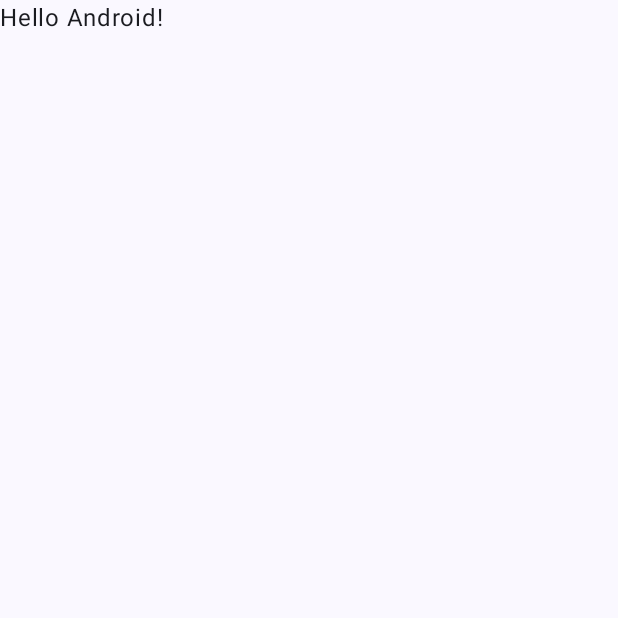
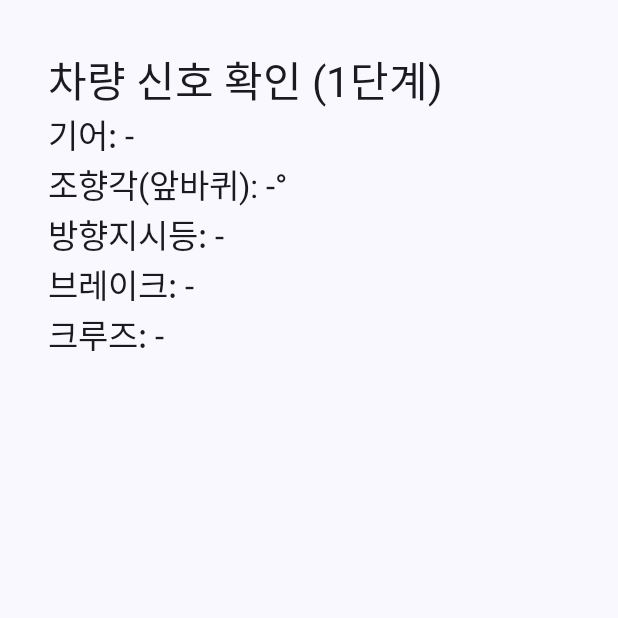
Before and after one commit to Lapcatt/my_first_mile, an Android app built with Jetpack Compose: the screen it shows after launch (MainActivity), on a phone screen of 412 x 824 dp, the top half of it. Before the commit the part shown is almost empty. Run offline under Robolectric (Android 15) with nearby library versions, the phone set to English and light mode, and no system bars; libraries missing offline, so code that uses them is left out: ai.pleos.playground; 6 statements that could not run were skipped.

Commit message:
Receive vehicle signals through VehicleSignalRepository
- model/VehicleState: SDK-independent snapshot (steering, turn signal,
  brake, gear, cruise)
- vehicle/VehicleSignalRepository: the only Vehicle SDK access point,
  five listeners mapped into a StateFlow
- MainActivity: debug screen showing the live state
- Manifest: CAR_DRIVE and CAR_LIGHTS permissions only
- docs: emulator findings (all five signals arrive; callbacks stop in
  background; steering sign; speed exists in console state)
- .claude/settings.json: no commit attribution

```diff
--- a/app/src/main/AndroidManifest.xml
+++ b/app/src/main/AndroidManifest.xml
@@ -1,6 +1,11 @@
 <?xml version="1.0" encoding="utf-8"?>
 <manifest xmlns:android="http://schemas.android.com/apk/res/android"
     xmlns:tools="http://schemas.android.com/tools">
+
+    <!-- 조향각·브레이크·기어·크루즈 읽기 (Vehicle SDK, protection: normal) -->
+    <uses-permission android:name="pleos.car.permission.CAR_DRIVE" />
+    <!-- 방향지시등 읽기 (Vehicle SDK, protection: normal) -->
+    <uses-permission android:name="pleos.car.permission.CAR_LIGHTS" />
 
     <application
         android:allowBackup="true"
--- a/app/src/main/java/io/github/lapcatt/myfirstmile/MainActivity.kt
+++ b/app/src/main/java/io/github/lapcatt/myfirstmile/MainActivity.kt
@@ -3,45 +3,58 @@ package io.github.lapcatt.myfirstmile
 import android.os.Bundle
 import androidx.activity.ComponentActivity
 import androidx.activity.compose.setContent
-import androidx.activity.enableEdgeToEdge
+import androidx.compose.foundation.layout.Column
 import androidx.compose.foundation.layout.fillMaxSize
 import androidx.compose.foundation.layout.padding
+import androidx.compose.material3.MaterialTheme
 import androidx.compose.material3.Scaffold
 import androidx.compose.material3.Text
 import androidx.compose.runtime.Composable
+import androidx.compose.runtime.collectAsState
+import androidx.compose.runtime.getValue
 import androidx.compose.ui.Modifier
-import androidx.compose.ui.tooling.preview.Preview
+import androidx.compose.ui.unit.dp
+import io.github.lapcatt.myfirstmile.model.VehicleState
 import io.github.lapcatt.myfirstmile.ui.theme.DriveCoachTheme
+import io.github.lapcatt.myfirstmile.vehicle.VehicleSignalRepository
 
+/**
+ * 1단계: 차량 신호가 실제로 들어오는지 확인하는 화면.
+ * 값은 Logcat(태그 VehicleSignal)과 화면 둘 다에 보인다.
+ */
 class MainActivity : ComponentActivity() {
+
+    private lateinit var repository: VehicleSignalRepository
+
     override fun onCreate(savedInstanceState: Bundle?) {
         super.onCreate(savedInstanceState)
-        enableEdgeToEdge()
+        repository = VehicleSignalRepository(this)
+        repository.start()
+
         setContent {
             DriveCoachTheme {
+                val state by repository.state.collectAsState()
                 Scaffold(modifier = Modifier.fillMaxSize()) { innerPadding ->
-                    Greeting(
-                        name = "Android",
-                        modifier = Modifier.padding(innerPadding)
-                    )
+                    SignalDebugScreen(state, Modifier.padding(innerPadding))
                 }
             }
         }
     }
+
+    override fun onDestroy() {
+        repository.stop()
+        super.onDestroy()
+    }
 }
 
 @Composable
-fun Greeting(name: String, modifier: Modifier = Modifier) {
-    Text(
-        text = "Hello $name!",
-        modifier = modifier
-    )
-}
-
-@Preview(showBackground = true)
-@Composable
-fun GreetingPreview() {
-    DriveCoachTheme {
-        Greeting("Android")
+private fun SignalDebugScreen(state: VehicleState, modifier: Modifier = Modifier) {
+    Column(modifier = modifier.padding(32.dp)) {
+        Text("차량 신호 확인 (1단계)", style = MaterialTheme.typography.headlineMedium)
+        Text("기어: ${state.gear ?: "-"}", style = MaterialTheme.typography.titleLarge)
+        Text("조향각(앞바퀴): ${state.steeringAngleDeg ?: "-"}°", style = MaterialTheme.typography.titleLarge)
+        Text("방향지시등: ${state.turnSignal ?: "-"}", style = MaterialTheme.typography.titleLarge)
+        Text("브레이크: ${state.brakePressed ?: "-"}", style = MaterialTheme.typography.titleLarge)
+        Text("크루즈: ${state.cruise ?: "-"}", style = MaterialTheme.typography.titleLarge)
     }
 }
--- /dev/null
+++ b/app/src/main/java/io/github/lapcatt/myfirstmile/model/VehicleState.kt
@@ -0,0 +1,26 @@
+package io.github.lapcatt.myfirstmile.model
+
+/**
+ * 앱이 쓰는 차량 상태 한 장면(snapshot).
+ *
+ * Pleos SDK 타입을 그대로 쓰지 않고 우리 타입으로 옮겨 둔다.
+ * 그래야 코칭 로직(coaching/)이 SDK·Android 없이 JVM 단위 테스트로 돌아간다.
+ * 값이 아직 안 들어왔으면 null.
+ */
+data class VehicleState(
+    /** 앞바퀴 조향각(도). 왼쪽이 음수. 핸들 회전각이 아님 (SDK KDoc 기준). */
+    val steeringAngleDeg: Float? = null,
+    val turnSignal: TurnSignal? = null,
+    /** 브레이크 페달을 밟고 있는지. SDK가 압력·퍼센트는 주지 않는다. */
+    val brakePressed: Boolean? = null,
+    val gear: Gear? = null,
+    val cruise: CruiseState? = null,
+)
+
+enum class TurnSignal { OFF, LEFT, RIGHT }
+
+enum class Gear { PARK, REVERSE, NEUTRAL, DRIVE, UNKNOWN }
+
+enum class CruiseState {
+    OTHER, ENABLED, ACTIVATED, USER_OVERRIDE, SUSPENDED, FORCED_DEACTIVATION_WARNING
+}
--- /dev/null
+++ b/app/src/main/java/io/github/lapcatt/myfirstmile/vehicle/VehicleSignalRepository.kt
@@ -0,0 +1,137 @@
+package io.github.lapcatt.myfirstmile.vehicle
+
+import ai.pleos.playground.vehicle.Vehicle
+import ai.pleos.playground.vehicle.constant.area.TurnSignalValue
+import ai.pleos.playground.vehicle.constant.control.CruiseControl
+import ai.pleos.playground.vehicle.constant.control.VehicleGear
+import ai.pleos.playground.vehicle.listener.BrakePedalStatusListener
+import ai.pleos.playground.vehicle.listener.CruiseControlStateListener
+import ai.pleos.playground.vehicle.listener.GearSelectionListener
+import ai.pleos.playground.vehicle.listener.SteeringWheelAngleListener
+import ai.pleos.playground.vehicle.listener.TurnSignalStateListener
+import android.content.Context
+import android.util.Log
+import io.github.lapcatt.myfirstmile.model.CruiseState
+import io.github.lapcatt.myfirstmile.model.Gear
+import io.github.lapcatt.myfirstmile.model.TurnSignal
+import io.github.lapcatt.myfirstmile.model.VehicleState
+import kotlinx.coroutines.flow.MutableStateFlow
+import kotlinx.coroutines.flow.StateFlow
+import kotlinx.coroutines.flow.asStateFlow
+import kotlinx.coroutines.flow.update
+
+/**
+ * Pleos Vehicle SDK에 접근하는 유일한 곳.
+ *
+ * - SDK 콜백(리스너) 5개를 등록하고, 값이 오면 [state]를 갱신한다.
+ * - 나머지 코드는 SDK를 모르고 [state] (StateFlow)만 구독한다.
+ *
+ * 왜 StateFlow인가: 콜백은 "값이 바뀌었다"는 이벤트를 흩어진 곳에서 따로따로 준다.
+ * StateFlow는 "지금 차 상태" 하나를 항상 들고 있어서, 화면·코칭 로직이
+ * 언제 구독해도 최신 상태를 바로 받는다.
+ */
+class VehicleSignalRepository(context: Context) {
+
+    private val vehicle = Vehicle(context.applicationContext)
+
+    private val _state = MutableStateFlow(VehicleState())
+    val state: StateFlow<VehicleState> = _state.asStateFlow()
+
+    // 리스너는 해제할 때 같은 객체를 넘겨야 해서 필드로 들고 있는다.
+    private val steeringListener = object : SteeringWheelAngleListener {
+        override fun onSteeringWheelAngleUpdated(angle: Float?) {
+            log("steering", angle)
+            _state.update { it.copy(steeringAngleDeg = angle) }
+        }
+        override fun onFailed(e: Exception) = logError("steering", e)
+    }
+
+    private val turnSignalListener = object : TurnSignalStateListener {
+        override fun onTurnSignalStateUpdated(state: TurnSignalValue?) {
+            log("turnSignal", state)
+            _state.update { it.copy(turnSignal = state?.toModel()) }
+        }
+        override fun onFailed(e: Exception) = logError("turnSignal", e)
+    }
+
+    private val brakeListener = object : BrakePedalStatusListener {
+        override fun onBrakePedalStatusUpdated(status: Boolean?) {
+            log("brake", status)
+            _state.update { it.copy(brakePressed = status) }
+        }
+        override fun onFailed(e: Exception) = logError("brake", e)
+    }
+
+    private val gearListener = object : GearSelectionListener {
+        override fun onSelected(gear: VehicleGear?) {
+            log("gear", gear)
+            _state.update { it.copy(gear = gear?.toModel()) }
+        }
+        override fun onFailed(e: Exception) = logError("gear", e)
+    }
+
+    private val cruiseListener = object : CruiseControlStateListener {
+        override fun onCruiseControlStateUpdated(state: CruiseControl?) {
+            log("cruise", state)
+            _state.update { it.copy(cruise = state?.toModel()) }
+        }
+        override fun onFailed(e: Exception) = logError("cruise", e)
+    }
+
+    /** 차량 서비스에 연결하고 리스너를 등록한다. */
+    fun start() {
+        Log.d(TAG, "start")
+        vehicle.initialize()
+        vehicle.getSteeringWheel().registerSteeringWheelAngle(steeringListener)
+        vehicle.getTurnSignal().registerTurnSignalState(turnSignalListener)
+        vehicle.getBrake().registerBrakePedalStatus(brakeListener)
+        vehicle.getGear().registerGearSelection(gearListener)
+        vehicle.getDrivingMode().registerCruiseControlState(cruiseListener)
+    }
+
+    /** 리스너를 먼저 해제하고 SDK를 놓는다. */
+    fun stop() {
+        Log.d(TAG, "stop")
+        vehicle.getSteeringWheel().unregisterSteeringWheelAngle(steeringListener)
+        vehicle.getTurnSignal().unregisterTurnSignalState(turnSignalListener)
+        vehicle.getBrake().unregisterBrakePedalStatus(brakeListener)
+        vehicle.getGear().unregisterGearSelection(gearListener)
+        vehicle.getDrivingMode().unregisterCruiseControlState(cruiseListener)
+        vehicle.release()
+    }
+
+    private fun log(name: String, value: Any?) = Log.d(TAG, "$name = $value")
+
+    private fun logError(name: String, e: Exception) {
+        Log.e(TAG, "$name failed: ${e.message}", e)
+    }
+
+    companion object {
+        const val TAG = "VehicleSignal"
+    }
+}
+
+// --- SDK 타입 → 우리 타입 변환. 모르는 값은 안전한 쪽(OFF/UNKNOWN/OTHER)으로. ---
+
+private fun TurnSignalValue.toModel(): TurnSignal = when (this) {
+    TurnSignalValue.LEFT -> TurnSignal.LEFT
+    TurnSignalValue.RIGHT -> TurnSignal.RIGHT
+    else -> TurnSignal.OFF
+}
+
+private fun VehicleGear.toModel(): Gear = when (this) {
+    VehicleGear.GEAR_PARK -> Gear.PARK
+    VehicleGear.GEAR_REVERSE -> Gear.REVERSE
+    VehicleGear.GEAR_NEUTRAL -> Gear.NEUTRAL
+    VehicleGear.GEAR_DRIVE -> Gear.DRIVE
+    else -> Gear.UNKNOWN
+}
+
+private fun CruiseControl.toModel(): CruiseState = when (this) {
+    CruiseControl.ENABLED -> CruiseState.ENABLED
+    CruiseControl.ACTIVATED -> CruiseState.ACTIVATED
+    CruiseControl.USER_OVERRIDE -> CruiseState.USER_OVERRIDE
+    CruiseControl.SUSPENDED -> CruiseState.SUSPENDED
+    CruiseControl.FORCED_DEACTIVATION_WARNING -> CruiseState.FORCED_DEACTIVATION_WARNING
+    else -> CruiseState.OTHER
+}
```
Also changed, not shown: 2 other files.
